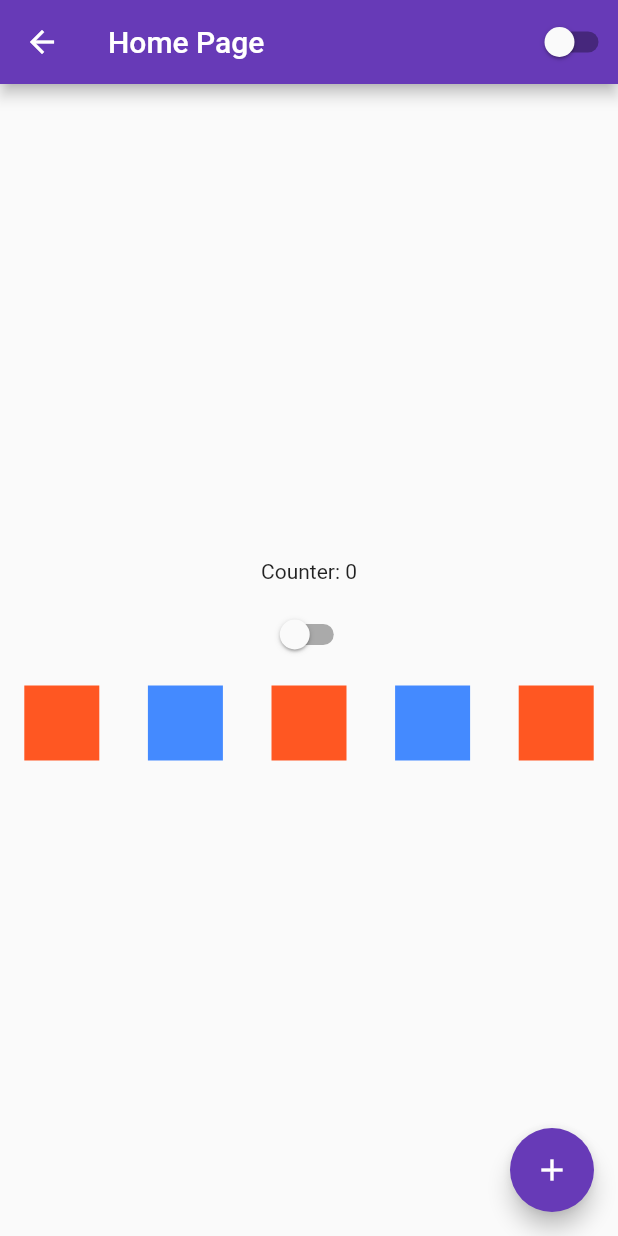
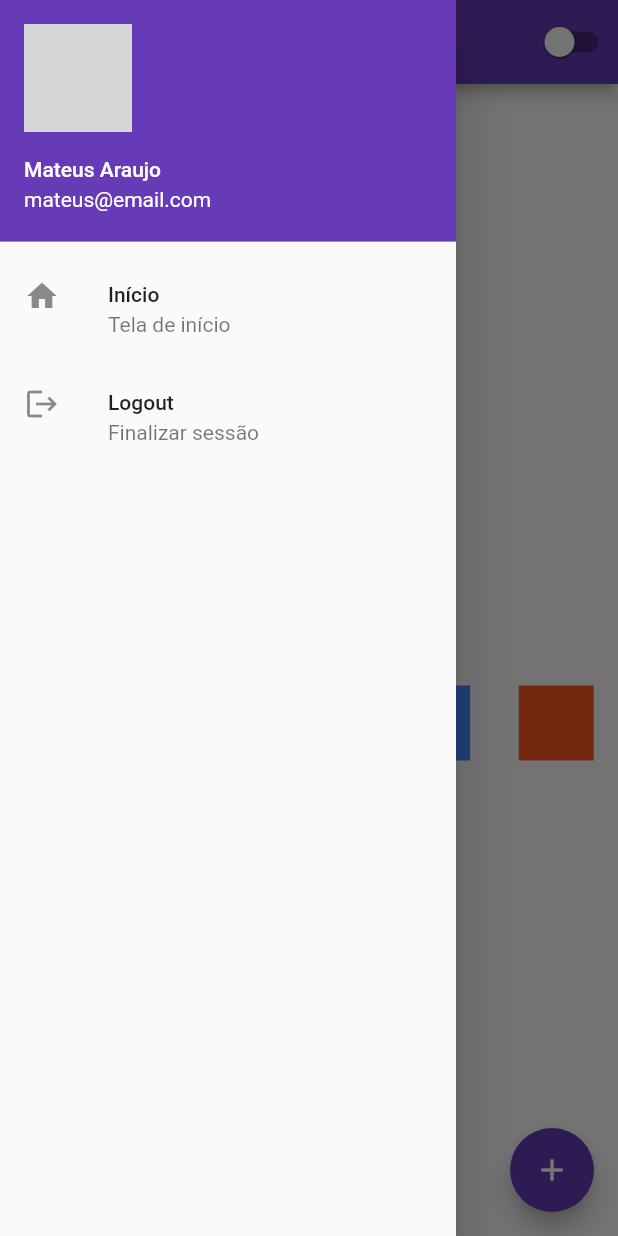
Before and after one commit to mateus-araujo/flutter-course, a Flutter app: the HomePage screen opened by its route, with the side drawer open (before the commit the screen has no drawer), on a phone screen of 412 x 824 dp. Run offline on Flutter 3.47's test engine with Material 2 defaults, Android fonts, the phone set to English and light mode, and no system bars; network calls fail; grey boxes are pictures that could not be loaded.

Commit message:
feat(home-page): adds Drawer with avatar, name, email and some options

```diff
--- a/lib/home_page.dart
+++ b/lib/home_page.dart
@@ -12,6 +12,39 @@ class _HomePageState extends State<HomePage> {
   @override
   Widget build(BuildContext context) {
     return Scaffold(
+      drawer: Drawer(
+        child: SafeArea(
+          child: Column(
+            children: [
+              UserAccountsDrawerHeader(
+                currentAccountPicture: ClipOval(
+                  child: Image.network(
+                    'https://instagram.ffor13-1.fna.fbcdn.net/v/t51.2885-19/s150x150/132034458_142517714103365_7869639195355497690_n.jpg?tp=1&_nc_ht=instagram.ffor13-1.fna.fbcdn.net&_nc_ohc=7n2URtYIiBQAX_yLg36&edm=AP_V10EAAAAA&ccb=7-4&oh=17faa14eea71fc50c7e22212aa036743&oe=608B97CD&_nc_sid=4f375e',
+                  ),
+                ),
+                accountName: Text('Mateus Araujo'),
+                accountEmail: Text('mateus@email.com'),
+              ),
+              ListTile(
+                leading: Icon(Icons.home),
+                title: Text('Início'),
+                subtitle: Text('Tela de início'),
+                onTap: () {
+                  print('home');
+                },
+              ),
+              ListTile(
+                leading: Icon(Icons.logout),
+                title: Text('Logout'),
+                subtitle: Text('Finalizar sessão'),
+                onTap: () {
+                  Navigator.of(context).pushReplacementNamed('/');
+                },
+              ),
+            ],
+          ),
+        ),
+      ),
       appBar: AppBar(
         title: Text('Home Page'),
         actions: <Widget>[
```
